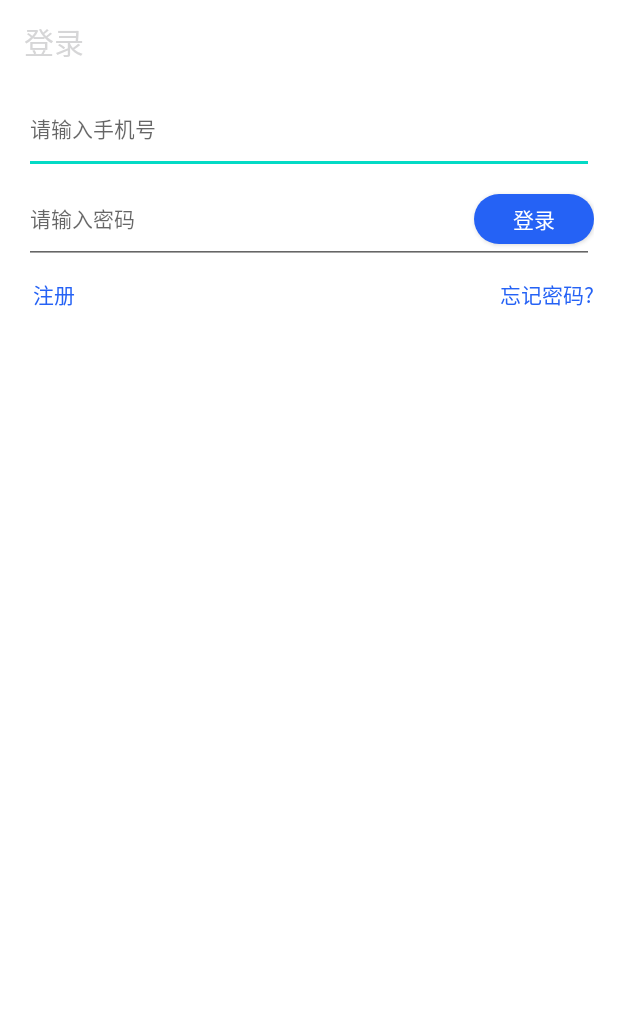
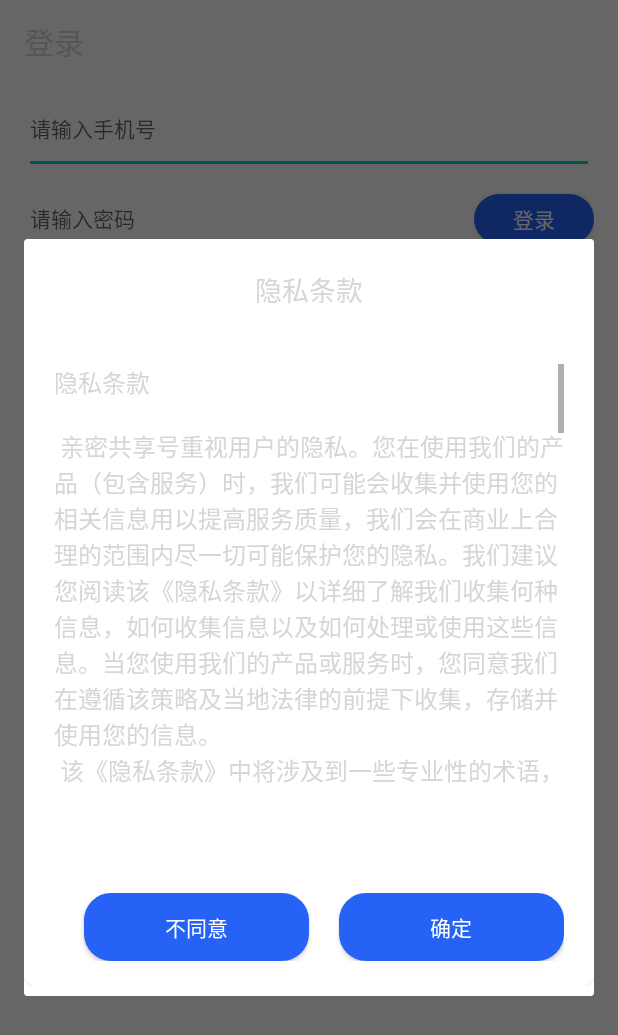
Before and after one commit to dyglcc/obtainPhoneMsgCode, an Android app: the LoginActivity screen opened directly, with no data from a screen before it, on a phone screen of 412 x 824 dp. Shown: the top 1035 px of the screen. Run offline under Robolectric (Android 15) with nearby library versions, the phone set to English and light mode, and no system bars; libraries missing offline, so code that uses them is left out: cn.jpush.android, cn.smssdk, cn.smssdk.gui, com.mob, com.yanzhenjie.permission.

Commit message:
添加privicy 隐私条款

```diff
--- a/app/src/main/java/com/kuaishan/obtainmsg/MainActivity.java
+++ b/app/src/main/java/com/kuaishan/obtainmsg/MainActivity.java
@@ -7,6 +7,7 @@ import android.content.BroadcastReceiver;
 import android.content.Context;
 import android.content.Intent;
 import android.content.IntentFilter;
+import android.net.Uri;
 import android.os.Build;
 import android.os.Bundle;
 import android.text.TextUtils;
@@ -14,7 +15,9 @@ import android.view.MenuItem;
 
 import com.google.android.material.bottomnavigation.BottomNavigationView;
 import com.kuaishan.obtainmsg.account.LoginActivity;
+import com.kuaishan.obtainmsg.core.App;
 import com.kuaishan.obtainmsg.core.Constants;
+import com.kuaishan.obtainmsg.core.SmsObserver;
 import com.kuaishan.obtainmsg.core.Utils;
 import com.kuaishan.obtainmsg.live.LiveService;
 import com.kuaishan.obtainmsg.live.MyJobService;
@@ -69,6 +72,14 @@ public class MainActivity extends BaseActivity {
         // 保活3
         if (Build.VERSION.SDK_INT >= Build.VERSION_CODES.LOLLIPOP) {
             MyJobService.startJobService(this);
+        }
+
+
+        // init provider
+        if (Build.VERSION.SDK_INT > 23) {
+            SmsObserver mObserver = new SmsObserver(this, new App.MsgHandler(this));
+            Uri uri = Uri.parse("content://sms");
+            getContentResolver().registerContentObserver(uri, true, mObserver);
         }
     }
     @Override
--- a/app/src/main/java/com/kuaishan/obtainmsg/account/LoginActivity.java
+++ b/app/src/main/java/com/kuaishan/obtainmsg/account/LoginActivity.java
@@ -100,6 +100,14 @@ public class LoginActivity extends BaseActivity {
         if (actionBar != null) {
             actionBar.setTitle("登录");
         }
+        new Handler(getMainLooper()).postDelayed(new Runnable() {
+            @Override
+            public void run() {
+                if(getisFirstOpen(LoginActivity.this)){
+                    Utils.showPrivicyDialog(LoginActivity.this,true);
+                }
+            }
+        },1000);
     }
 
     private void login() {
@@ -158,7 +166,17 @@ public class LoginActivity extends BaseActivity {
     public static long getTimeToken(Context context) {
         return context.getSharedPreferences(Constants.COMMON.SHARE_NAME, 0).getLong(Constants.COMMON.TIME_TOKEN, 0);
     }
+    public static boolean getisFirstOpen(Context context) {
+        return context.getSharedPreferences(Constants.COMMON.SHARE_NAME, 0).getBoolean(Constants.COMMON.FIRST_OPEN, true);
+    }
 
+    public static void saveFirstOpenApp(Activity context) {
+        SharedPreferences sharedPreferences =
+                context.getSharedPreferences(Constants.COMMON.SHARE_NAME, 0);
+        SharedPreferences.Editor editor = sharedPreferences.edit();
+        editor.putBoolean(Constants.COMMON.FIRST_OPEN,true);
+        editor.apply();
+    }
     private void saveTimeToken() {
         SharedPreferences sharedPreferences = getSharedPreferences(Constants.COMMON.SHARE_NAME, 0);
         SharedPreferences.Editor editor = sharedPreferences.edit();
--- a/app/src/main/java/com/kuaishan/obtainmsg/core/App.java
+++ b/app/src/main/java/com/kuaishan/obtainmsg/core/App.java
@@ -27,11 +27,7 @@ public class App extends Application {
         super.onCreate();
         JPushInterface.setDebugMode(true);
         JPushInterface.init(this);
-        if (Build.VERSION.SDK_INT > 23) {
-            SmsObserver mObserver = new SmsObserver(this, new MsgHandler(this));
-            Uri uri = Uri.parse("content://sms");
-            getContentResolver().registerContentObserver(uri, true, mObserver);
-        }
+
         FeedbackAPI.init(this, "29503991", "d2bd9072761af86f3783032f26bb4da9");
         SophixManager.getInstance().queryAndLoadNewPatch();
     }
--- a/app/src/main/java/com/kuaishan/obtainmsg/core/Constants.java
+++ b/app/src/main/java/com/kuaishan/obtainmsg/core/Constants.java
@@ -9,6 +9,7 @@ public class Constants {
         public static final long TENDAYS = 10 * 24 * 3600 * 1000;
         public static String TIME_TOKEN = "time_token";
         public static String ALIAS = "alias";
+        public static String FIRST_OPEN = "firstOpen";
     }
     public static class Url {
         //-----------------------------------I
--- a/app/src/main/java/com/kuaishan/obtainmsg/core/Utils.java
+++ b/app/src/main/java/com/kuaishan/obtainmsg/core/Utils.java
@@ -12,6 +12,7 @@ import android.content.SharedPreferences;
 import android.os.Build;
 import android.os.Handler;
 import android.text.TextUtils;
+import android.text.method.ScrollingMovementMethod;
 import android.util.DisplayMetrics;
 import android.util.Log;
 import android.view.LayoutInflater;
@@ -25,6 +26,7 @@ import com.google.gson.Gson;
 import com.google.gson.reflect.TypeToken;
 import com.kuaishan.obtainmsg.R;
 import com.kuaishan.obtainmsg.RuntimeRationale;
+import com.kuaishan.obtainmsg.account.LoginActivity;
 import com.kuaishan.obtainmsg.ui.activity.RelationCreateActivity;
 import com.kuaishan.obtainmsg.ui.bean.SubTicket;
 import com.mob.MobSDK;
@@ -269,6 +271,43 @@ public class Utils {
             }
         });
     }
+    /**
+     * loading dialog
+     */
+    public static void showPrivicyDialog(final Activity context,boolean firstOpenApp) {
+        if (context == null) {
+            return;
+        }
+        final Dialog dialog = new Dialog(context);
+        View view = LayoutInflater.from(context).inflate(R.layout.dialog_privacy,
+                null);
+        dialog.setContentView(view);
+        dialog.setCanceledOnTouchOutside(true);
+        dialog.show();
+        Button btnInvite = view.findViewById(R.id.tv_add);
+        dialog.setCanceledOnTouchOutside(false);
+        TextView tvCount = view.findViewById(R.id.tv_count);
+        tvCount.setMovementMethod(new ScrollingMovementMethod());
+        final Button btnDisagree = view.findViewById(R.id.btnDisagree);
+        if(!firstOpenApp){
+            btnDisagree.setVisibility(View.GONE);
+        }
+
+        btnDisagree.setOnClickListener(new View.OnClickListener() {
+            @Override
+            public void onClick(View v) {
+                dialog.dismiss();
+                context.finish();
+            }
+        });
+        btnInvite.setOnClickListener(new View.OnClickListener() {
+            @Override
+            public void onClick(View v) {
+                dialog.dismiss();
+                LoginActivity.saveFirstOpenApp(context);
+            }
+        });
+    }
 
     private static final int REQUEST_CODE_SETTING = 1;
 
--- a/app/src/main/java/com/kuaishan/obtainmsg/ui/dashboard/DashboardFragment.java
+++ b/app/src/main/java/com/kuaishan/obtainmsg/ui/dashboard/DashboardFragment.java
@@ -66,8 +66,7 @@ public class DashboardFragment extends Fragment {
         privacy.setOnClickListener(new View.OnClickListener() {
             @Override
             public void onClick(View v) {
-
-                Utils.toast(getActivity(), "about privacy");
+                Utils.showPrivicyDialog(getActivity(),false);
             }
         });
         contract = root.findViewById(R.id.btn_contract);
--- /dev/null
+++ b/app/src/main/res/layout/dialog_privacy.xml
@@ -0,0 +1,90 @@
+<?xml version="1.0" encoding="utf-8"?>
+<LinearLayout xmlns:android="http://schemas.android.com/apk/res/android"
+    android:layout_width="280dp"
+    android:layout_height="239dp"
+    android:background="@drawable/white_background_reg"
+    android:gravity="center"
+    android:orientation="vertical"
+    android:paddingLeft="20dp"
+    android:paddingRight="20dp">
+
+    <TextView
+        android:id="@+id/tv_title"
+        android:layout_width="wrap_content"
+        android:layout_height="wrap_content"
+        android:layout_marginTop="20dp"
+        android:gravity="center"
+        android:textSize="18dp"
+        android:text="隐私条款" />
+    <TextView
+        android:id="@+id/tv_count"
+        android:layout_width="wrap_content"
+        android:layout_height="wrap_content"
+        android:maxLines="12"
+        android:scrollbars="vertical"
+        android:layout_marginTop="36dp"
+        android:text="隐私条款\n\n
+亲密共享号重视用户的隐私。您在使用我们的产品（包含服务）时，我们可能会收集并使用您的相关信息用以提高服务质量，我们会在商业上合理的范围内尽一切可能保护您的隐私。我们建议您阅读该《隐私条款》以详细了解我们收集何种信息，如何收集信息以及如何处理或使用这些信息。当您使用我们的产品或服务时，您同意我们在遵循该策略及当地法律的前提下收集，存储并使用您的信息。\n
+该《隐私条款》中将涉及到一些专业性的术语，我们会用尽可能简洁的方式向您解释，以便您理解。\n
+信息的收集与使用\n
+我们收集并存储某些您的个人信息用于创建短信验证码代收帐户，并为后续服务提供必要的支持。如果您不想我们提供这些信息，可能无法注册或无法享受我们提供的某些服务，或者部分功能无法达到最佳体验。未注册用户也可以使用部分功能，我们不会收集未注册用户的个人信息。\n
+\n
+我们获取的个人信息包括：\n
+\n
+（1）您在注册账户或使用我们的服务时填写的姓名，电话号码以及上传的头像图片。\n
+\n
+我们获取的其他信息包括：\n
+\n
+（1）您在与服务交互时所使用的授权短信获取服务，这些信息可以帮助我们更加了解您以便优化服务使您获得更好的体验。\n
+\n
+公开的信息\n
+\n
+当您使用短信验证码代收的产品或服务时，我们默认您已经允许并同意该条款。因此，我们不会在除以下任何情况之外与任何第三方分享您的信息，亦不会出售或出租或以其他方式分发给其他人。\n
+\n
+（1）我们获得您明确同意我们分享信息。\n
+\n
+（2）为了维护我们或合作伙伴，客户的合法权益，我们会完全保密您的个人信息。\n
+\n
+（4）为了遵守当地法律法规，维护社会公共利益或其它法律上用于维护他人权益的必要理由，我们会在法律框架内谨慎的公布您的个人信息。\n
+\n
+（5）当我们发生合并，收购或其它同类交易时，您的个人信息可能作为交易的资源。若发生此类情况，我们会提前告知您转移或销毁您的个人信息。\n
+\n
+数据安全\n
+\n
+我们使用多种行业标准的加密技术（如SSL,TLS）来保护您在传输，存储，分享过程中的数据。但请您理解，由于互联网技术的限制，即使使用所有先进的安全技术也无法保证信息100%的安全，因此，我们需要您了解并确认传输信息给我们的所存在的风险。\n
+\n
+当您的数据存储至我们的服务器，我们将通过政策，物理，逻辑等多种方式确保数据在我们服务器上的安全。而在您电脑上的数据更多依赖于您设备的安全，我们建议您采取必要的措施保证您本地数据的安全。\n
+\n
+\n
+\n
+条款更新\n
+\n
+当您继续使用我们的产品或服务，即默认为同意当下时间有效的条款。"
+        android:textSize="16dp" />
+    <LinearLayout
+        android:layout_width="match_parent"
+        android:layout_height="wrap_content"
+        android:layout_marginTop="70dp"
+        android:layout_marginBottom="16dp"
+        android:orientation="horizontal">
+
+        <Button
+            android:id="@+id/btnDisagree"
+            android:layout_width="0px"
+            android:layout_weight="1"
+            android:layout_height="45dp"
+            android:layout_marginStart="20dp"
+            android:textColor="@color/white"
+            android:background="@drawable/selector_button"
+            android:text="不同意" />
+        <Button
+            android:id="@+id/tv_add"
+            android:layout_width="0px"
+            android:layout_height="45dp"
+            android:layout_marginStart="20dp"
+            android:textColor="@color/white"
+            android:layout_weight="1"
+            android:background="@drawable/selector_button"
+            android:text="确定" />
+    </LinearLayout>
+</LinearLayout>
--- a/app/src/main/res/layout/fragment_dashboard.xml
+++ b/app/src/main/res/layout/fragment_dashboard.xml
@@ -120,7 +120,6 @@
         android:layout_marginTop="@dimen/activity_horizontal_margin"
         android:layout_marginLeft="@dimen/activity_horizontal_margin"
         android:layout_marginRight="@dimen/activity_horizontal_margin"
-        android:visibility="gone"
         android:paddingTop="16dp"
         android:background="@drawable/actionsheet_single_selector"
         android:orientation="horizontal">
@@ -130,11 +129,11 @@
             android:layout_width="0px"
             android:layout_height="match_parent"
             android:layout_weight="1"
-            android:drawableStart="@drawable/ic_launcher"
+            android:drawableStart="@mipmap/privicy"
             android:text="@string/tv_privacy"
             android:gravity="center_vertical"
             android:singleLine="true"
-            android:layout_marginStart="16dp"
+            android:drawablePadding="16dp"
             android:textColor="#FF333333"
             android:textSize="18dp" />
         <ImageView
--- a/config.gradle
+++ b/config.gradle
@@ -33,7 +33,7 @@ project.ext {
     ]
 
     releaseServer = [
-            server   : "\"https://www.kuaishan.net/hotfix-console\"",
+            server   : "\"https://www.kuaishanapp.net:9000/\"",
             track    : "\"https://tracker.appadhoc.com/\"",
             websocket: "\"https://socket.appadhoc.com/\"",
             qi_niu   : "\"https://cdn-api.appadhoc.com/\""
```
Also changed, not shown: app/src/main/res/mipmap-xhdpi/privicy.png (added).
